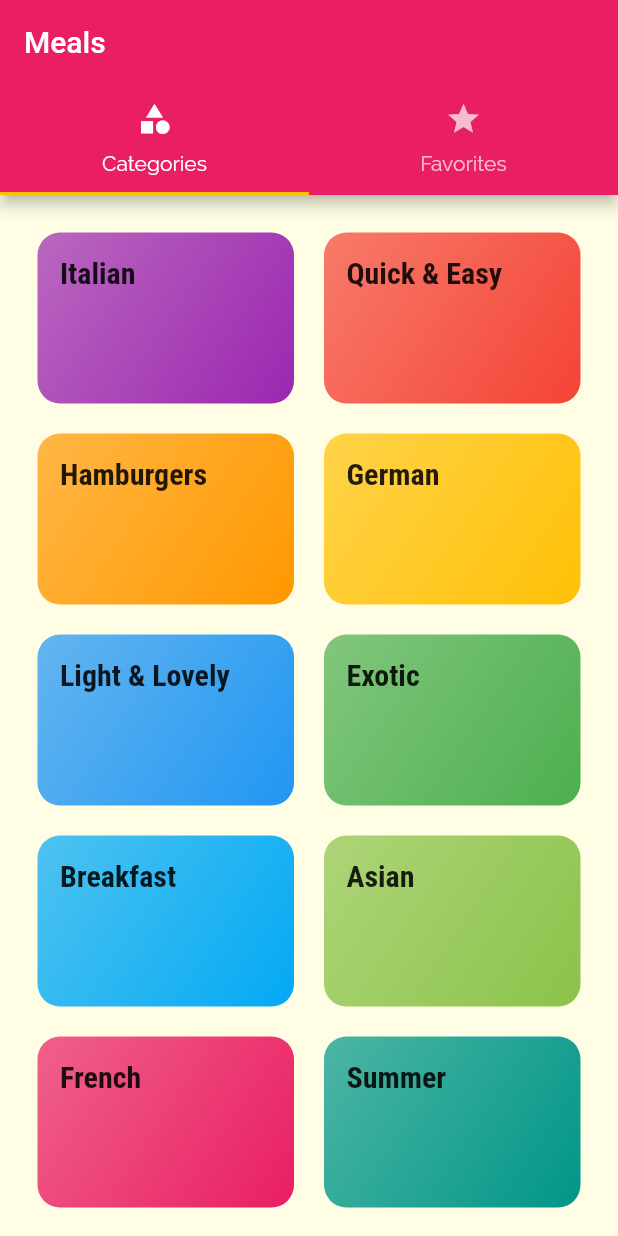
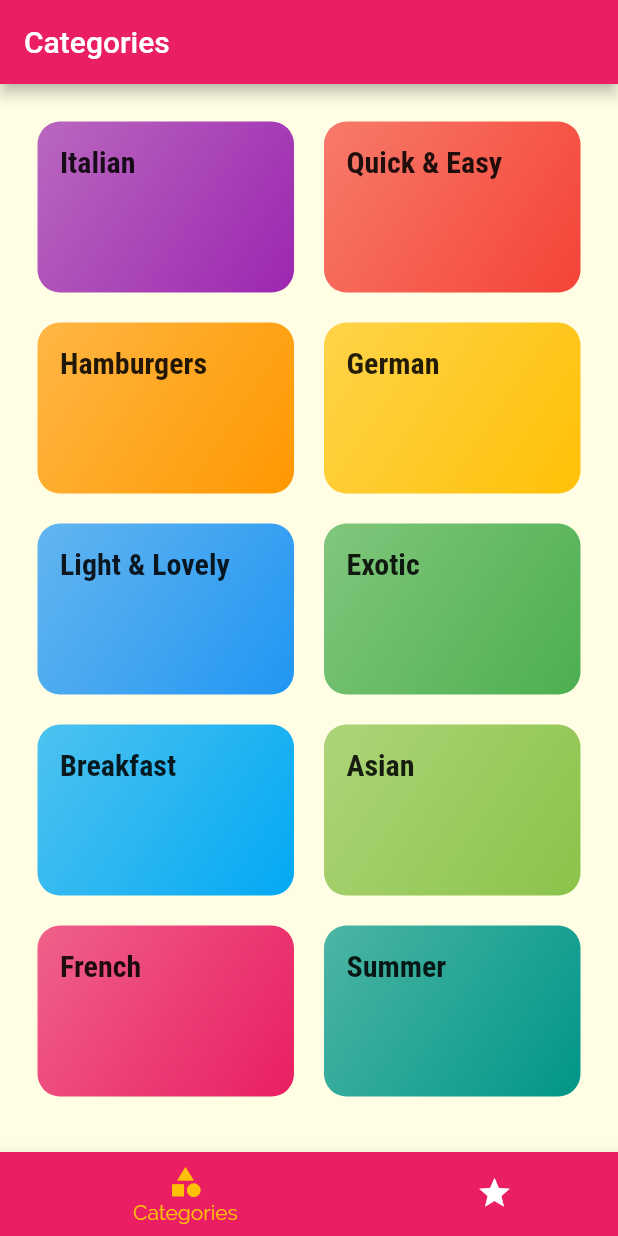
Before and after one commit to lhj910129/Udemy_Meal, a Flutter app: the screen it shows after launch, on a phone screen of 412 x 824 dp. Run offline on Flutter 3.47's test engine with Material 2 defaults, Android fonts, the phone set to English and light mode, and no system bars.

```diff
--- a/lib/screen/tab_screen.dart
+++ b/lib/screen/tab_screen.dart
@@ -10,34 +10,57 @@ class TabsScreen extends StatefulWidget {
 }
 
 class _TabsScreenState extends State<TabsScreen> {
+  final List<Map<String, Object>> _pages = [
+    {
+      'page': CategoriesScreen(),
+      'title': 'Categories',
+    },
+    {
+      'page': FavoritesScreen(),
+      'title': 'My Favorites',
+    },
+  ];
+
+  int _selectedPageIndex = 0;
+
+  void _selectPage(
+    int index,
+  ) {
+    setState(() {
+      _selectedPageIndex = index;
+    });
+  }
+
   @override
   Widget build(BuildContext context) {
-    return DefaultTabController(
-      length: 2,
-      child: Scaffold(
+    return Scaffold(
       appBar: AppBar(
-          title: Text('Meals'),
-          bottom: TabBar(
-            tabs: [
-              Tab(
+        title: Text(_pages[_selectedPageIndex]['title'].toString()),
+      ),
+      body: _pages[_selectedPageIndex]['page'] as Widget,
+      bottomNavigationBar: BottomNavigationBar(
+        onTap: _selectPage,
+        backgroundColor: Theme.of(context).primaryColor,
+        unselectedItemColor: Colors.white,
+        selectedItemColor: Theme.of(context).accentColor,
+        currentIndex: _selectedPageIndex,
+        type: BottomNavigationBarType.shifting, //bottomBar선택 애니메이션
+        items: [
+          BottomNavigationBarItem(
+            backgroundColor: Theme.of(context).primaryColor,
             icon: Icon(
               Icons.category,
             ),
-                text: 'Categories',
+            label: 'Categories',
           ),
-              Tab(
-                icon: Icon(Icons.star),
-                text: 'Favorites',
+          BottomNavigationBarItem(
+            backgroundColor: Theme.of(context).primaryColor,
+            icon: Icon(
+              Icons.star,
+            ),
+            label: 'Favorites',
           ),
         ],
-          ),
-        ),
-        body: TabBarView(
-          children: [
-            CategoriesScreen(),
-            FavoritesScreen(),
-          ],
-        ),
       ),
     );
   }
```
Lines whose indentation alone changed are shown as unchanged.
